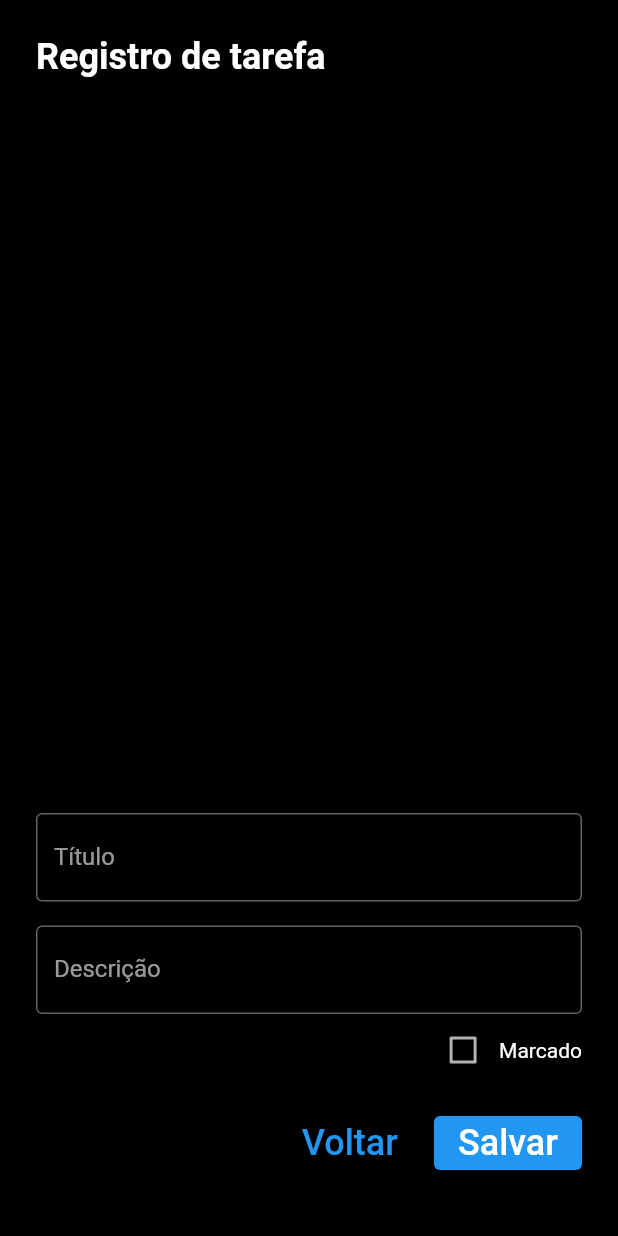
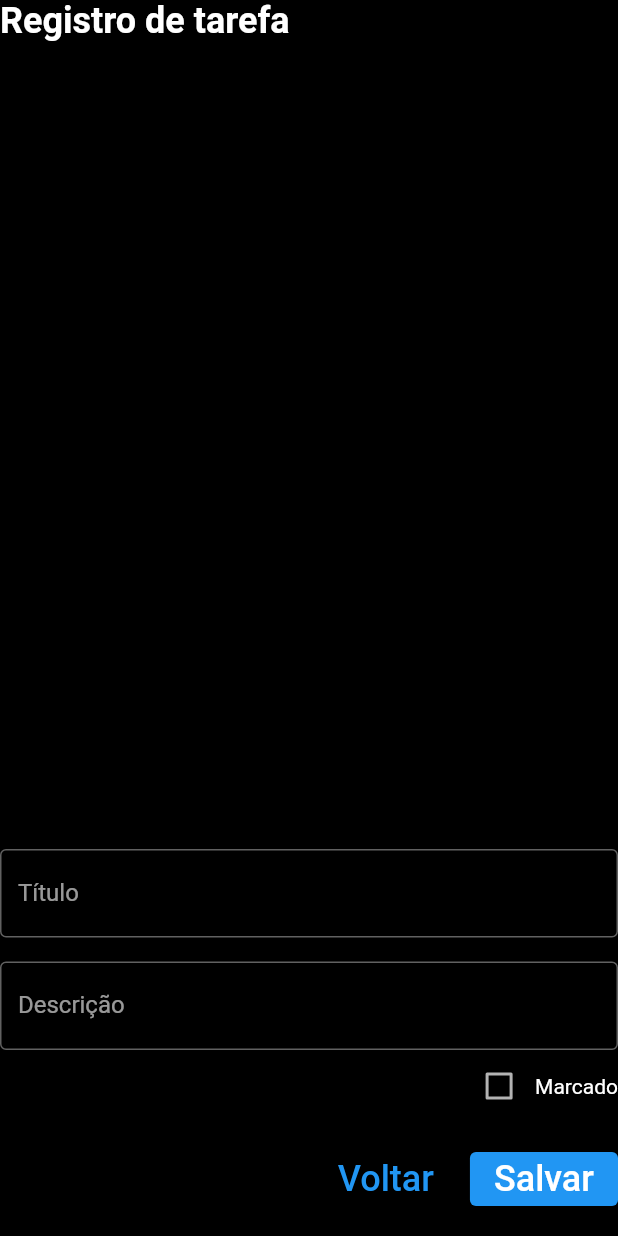
Before and after one commit to pedropfsf/todolist-flutter, a Flutter app: the screen it shows after launch, after a tap on the "add" icon, on a phone screen of 412 x 824 dp. Run offline on Flutter 3.47's test engine with Material 2 defaults, Android fonts, the light colour scheme and no system bars.

Commit message:
fix(tasks): Corrigido problema de altura da listagem de tarefas
- Feito ajustes de layout na página de listagem de tarefas

```diff
--- a/lib/screens/tasks/list_task_screen.dart
+++ b/lib/screens/tasks/list_task_screen.dart
@@ -31,9 +31,7 @@ class ListTaskScreen extends StatelessWidget {
         Header(
           clickAdd: clickAdd(context),
         ),
-        Container(
-          color: Colors.black26,
-          height: 200,
+        Expanded(
           child: ListView.builder(
             itemCount: tasks.length,
             itemBuilder: (context, index) {
--- a/lib/widgets/header.dart
+++ b/lib/widgets/header.dart
@@ -1,4 +1,5 @@
 import 'package:flutter/material.dart';
+import 'package:todolist/services/view.dart';
 
 class Header extends StatelessWidget {
   const Header({
@@ -10,7 +11,16 @@ class Header extends StatelessWidget {
 
   @override
   Widget build(BuildContext context) {
-    return Row(
+    final statusBarHeight = getHeightStatusBar(context);
+
+    return Padding(
+      padding: EdgeInsets.only(
+        top: statusBarHeight + 24,
+        left: 24,
+        right: 24,
+        bottom: 24,
+      ),
+      child: Row(
         children: [
           const Expanded(
             child: TextField(
@@ -29,6 +39,7 @@ class Header extends StatelessWidget {
             onPressed: clickAdd,
           )
         ]
+      )
     );
   }
 }
--- a/lib/widgets/screen_container.dart
+++ b/lib/widgets/screen_container.dart
@@ -1,6 +1,4 @@
 import 'package:flutter/material.dart';
-
-import '../services/view.dart';
 
 class ScreenContainer extends StatelessWidget {
   const ScreenContainer({
@@ -12,16 +10,9 @@ class ScreenContainer extends StatelessWidget {
 
   @override
   Widget build(BuildContext context) {
-    final statusBarHeight = getHeightStatusBar(context);
 
     return Scaffold(
       body: Container(
-        padding: EdgeInsets.only(
-          top: statusBarHeight + 24,
-          left: 24,
-          right: 24,
-          bottom: 24,
-        ),
         color: Colors.black,
         child: Column(
           crossAxisAlignment: CrossAxisAlignment.stretch,
```
Lines whose indentation alone changed are shown as unchanged.
